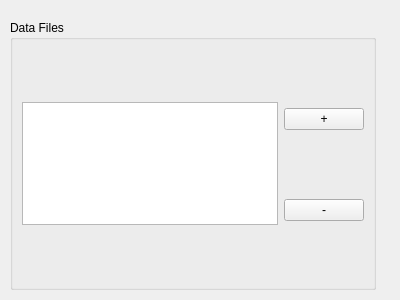
Above: src/gui/widgets/ui_files/sampleBackgroundWidget.ui from disorderedmaterials/GudPy before the change. Below: the same form after it.
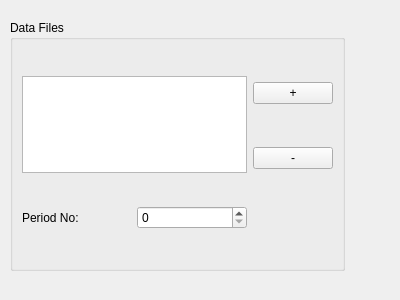
That is the form after the change.

Commit message: Added period number to sample background widget, and corresponding slot.

Diff of the .ui file:
```diff
--- a/src/gui/widgets/ui_files/sampleBackgroundWidget.ui
+++ b/src/gui/widgets/ui_files/sampleBackgroundWidget.ui
@@ -18,8 +18,8 @@
     <rect>
      <x>10</x>
      <y>20</y>
-     <width>366</width>
-     <height>270</height>
+     <width>335</width>
+     <height>251</height>
     </rect>
    </property>
    <property name="minimumSize">
@@ -32,10 +32,10 @@
     <string>Data Files</string>
    </property>
    <layout class="QGridLayout" name="gridLayout">
-    <item row="0" column="0" rowspan="2">
+    <item row="0" column="0" rowspan="2" colspan="2">
      <widget class="QListWidget" name="dataFilesList"/>
     </item>
-    <item row="0" column="1">
+    <item row="0" column="2">
      <widget class="QPushButton" name="addDataFileButton">
       <property name="sizePolicy">
        <sizepolicy hsizetype="Fixed" vsizetype="Fixed">
@@ -48,7 +48,7 @@
       </property>
      </widget>
     </item>
-    <item row="1" column="1">
+    <item row="1" column="2">
      <widget class="QPushButton" name="removeDataFileButton">
       <property name="sizePolicy">
        <sizepolicy hsizetype="Fixed" vsizetype="Fixed">
@@ -61,6 +61,16 @@
       </property>
      </widget>
     </item>
+    <item row="2" column="0">
+     <widget class="QLabel" name="periodNoLabel">
+      <property name="text">
+       <string>Period No:</string>
+      </property>
+     </widget>
+    </item>
+    <item row="2" column="1">
+     <widget class="QSpinBox" name="periodNoSpinBox"/>
+    </item>
    </layout>
   </widget>
  </widget>
```
The commit also changes 1 other file.
